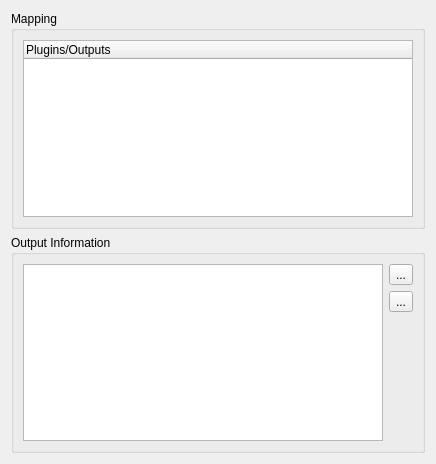
The window that trunk/ui/src/outputpatcheditor.ui (Bondzio/qlc) describes before a commit, drawn with Qt 5.
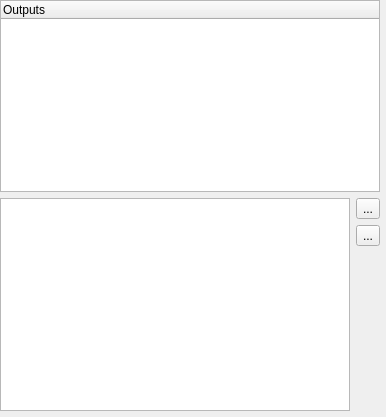
The same window after the commit. Icons and pictures are not drawn.

Commit message: Unified output/input managers/editors

Diff of the .ui file:
```diff
--- a/trunk/ui/src/outputpatcheditor.ui
+++ b/trunk/ui/src/outputpatcheditor.ui
@@ -6,27 +6,27 @@
    <rect>
     <x>0</x>
     <y>0</y>
-    <width>436</width>
-    <height>464</height>
+    <width>386</width>
+    <height>417</height>
    </rect>
   </property>
   <property name="windowTitle">
    <string>Output patch editor</string>
   </property>
-  <layout class="QVBoxLayout" name="verticalLayout_2">
-   <item>
-    <widget class="QGroupBox" name="m_mappingGroup">
-     <property name="sizePolicy">
-      <sizepolicy hsizetype="Preferred" vsizetype="Expanding">
-       <horstretch>0</horstretch>
-       <verstretch>0</verstretch>
-      </sizepolicy>
-     </property>
-     <property name="title">
-      <string>Mapping</string>
-     </property>
-     <layout class="QVBoxLayout" name="verticalLayout">
-      <item>
+  <layout class="QGridLayout" name="gridLayout">
+   <property name="leftMargin">
+    <number>0</number>
+   </property>
+   <property name="topMargin">
+    <number>0</number>
+   </property>
+   <property name="rightMargin">
+    <number>6</number>
+   </property>
+   <property name="bottomMargin">
+    <number>6</number>
+   </property>
+   <item row="0" column="0" colspan="2">
        <widget class="QTreeWidget" name="m_tree">
         <property name="sizePolicy">
          <sizepolicy hsizetype="Expanding" vsizetype="Expanding">
@@ -39,27 +39,12 @@
         </property>
         <column>
          <property name="text">
-          <string>Plugins/Outputs</string>
+       <string>Outputs</string>
          </property>
         </column>
        </widget>
       </item>
-     </layout>
-    </widget>
-   </item>
-   <item>
-    <widget class="QGroupBox" name="m_infoGroup">
-     <property name="sizePolicy">
-      <sizepolicy hsizetype="Preferred" vsizetype="Expanding">
-       <horstretch>0</horstretch>
-       <verstretch>0</verstretch>
-      </sizepolicy>
-     </property>
-     <property name="title">
-      <string>Output Information</string>
-     </property>
-     <layout class="QGridLayout" name="gridLayout">
-      <item row="0" column="0" rowspan="3">
+   <item row="1" column="0" rowspan="3">
        <widget class="QTextBrowser" name="m_infoBrowser">
         <property name="toolTip">
          <string>Information related to the currently selected plugin or output</string>
@@ -69,7 +54,7 @@
         </property>
        </widget>
       </item>
-      <item row="0" column="1">
+   <item row="1" column="1">
        <widget class="QToolButton" name="m_configureButton">
         <property name="toolTip">
          <string>Configure the selected plugin/output</string>
@@ -83,13 +68,33 @@
         </property>
         <property name="iconSize">
          <size>
-          <width>26</width>
-          <height>26</height>
+       <width>32</width>
+       <height>32</height>
          </size>
         </property>
        </widget>
       </item>
       <item row="2" column="1">
+    <widget class="QToolButton" name="m_reconnectButton">
+     <property name="toolTip">
+      <string>Attempt to re-connect the current plugin</string>
+     </property>
+     <property name="text">
+      <string notr="true">...</string>
+     </property>
+     <property name="icon">
+      <iconset resource="qlcui.qrc">
+       <normaloff>:/detach.png</normaloff>:/detach.png</iconset>
+     </property>
+     <property name="iconSize">
+      <size>
+       <width>32</width>
+       <height>32</height>
+      </size>
+     </property>
+    </widget>
+   </item>
+   <item row="3" column="1">
        <spacer name="verticalSpacer">
         <property name="orientation">
          <enum>Qt::Vertical</enum>
@@ -99,34 +104,11 @@
         </property>
         <property name="sizeHint" stdset="0">
          <size>
-          <width>20</width>
-          <height>40</height>
+       <width>17</width>
+       <height>106</height>
          </size>
         </property>
        </spacer>
-      </item>
-      <item row="1" column="1">
-       <widget class="QToolButton" name="m_reconnectButton">
-        <property name="toolTip">
-         <string>Attempt to re-connect the current plugin</string>
-        </property>
-        <property name="text">
-         <string notr="true">...</string>
-        </property>
-        <property name="icon">
-         <iconset resource="qlcui.qrc">
-          <normaloff>:/detach.png</normaloff>:/detach.png</iconset>
-        </property>
-        <property name="iconSize">
-         <size>
-          <width>26</width>
-          <height>26</height>
-         </size>
-        </property>
-       </widget>
-      </item>
-     </layout>
-    </widget>
    </item>
   </layout>
  </widget>
```
Lines whose indentation alone changed are shown as unchanged. The commit also changes 5 other files.
